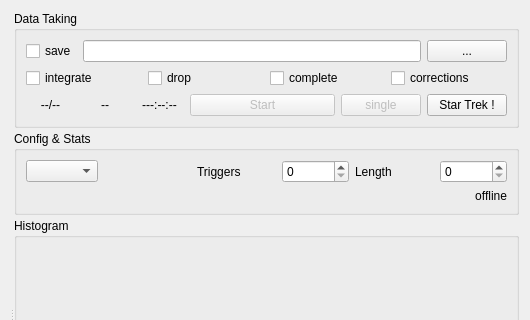
Before: the Qt Designer form SpidrMpx3Eq/qcstmglvisualization.ui in navrit/dexter, drawn with Qt 5; both pictures show x 660 to 1190 and y 0 to 320 of the 1190 by 634 pixel window.
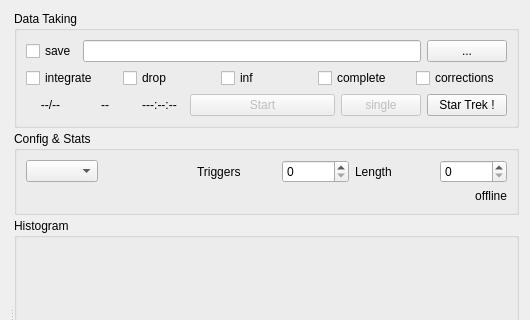
After: the same form once the commit is applied. Custom widgets are drawn as their Qt base class.

Commit message: layout for both ML605 and compactSPIDR described in mpx3gui.h

Patch:
```diff
--- a/SpidrMpx3Eq/qcstmglvisualization.ui
+++ b/SpidrMpx3Eq/qcstmglvisualization.ui
@@ -177,6 +177,13 @@
               </property>
              </widget>
             </item>
+            <item>
+             <widget class="QCheckBox" name="infDataTakingCheckBox">
+              <property name="text">
+               <string>inf</string>
+              </property>
+             </widget>
+            </item>
             <item>
              <widget class="QCheckBox" name="completeFramesCheckBox">
               <property name="sizePolicy">
```
The commit also changes 3 other files.
